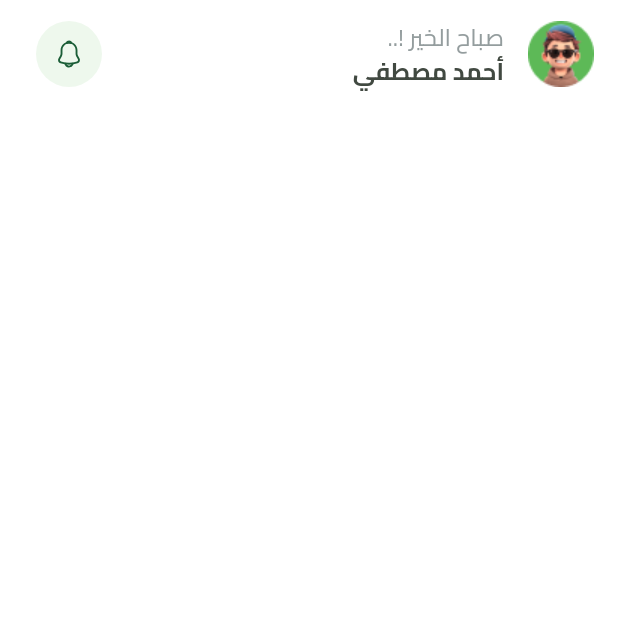
After one commit to walidhussein20/FruitHub, a Flutter app: the HomeView screen opened by its route, on a phone screen of 412 x 824 dp, the top half of it. The commit adds this screen. Run offline on Flutter 3.47's test engine with Material 3 defaults, Android fonts, the phone set to English and light mode, and no system bars; our stand-ins replace bloc, cloud_firestore, dartz, dots_indicator, firebase_auth, firebase_core and 6 more; missing offline and left inert: flutter_facebook_auth; accounts and stored records are empty.

Commit message:
create Home AppBar

```diff
--- a/lib/core/helper_functions/on_generate_routes.dart
+++ b/lib/core/helper_functions/on_generate_routes.dart
@@ -1,6 +1,7 @@
 import 'package:flutter/material.dart';
 import 'package:fruites_e_commerce/features/auth/presentation/views/signup_view.dart';
 import 'package:fruites_e_commerce/features/auth/presentation/views/signin_view.dart';
+import 'package:fruites_e_commerce/features/home/presentation/views/home_view.dart';
 import 'package:fruites_e_commerce/features/on_boarding/presentation/views/on_boarding_view.dart';
 import 'package:fruites_e_commerce/features/splash/presentation/views/splash_view.dart';
 
@@ -14,6 +15,8 @@ Route<dynamic> onGenerateRoutes(RouteSettings settings) {
       return MaterialPageRoute(builder: (context) => LoginView());
     case SignUpView.routeName:
       return MaterialPageRoute(builder: (context) => SignUpView());
+    case HomeView.routeName:
+      return MaterialPageRoute(builder: (context) => HomeView());
     default:
       return MaterialPageRoute(builder: (context) => Container());
   }
--- a/lib/core/utils/app_images.dart
+++ b/lib/core/utils/app_images.dart
@@ -26,6 +26,10 @@ class Assets {
   /// assets/images/logo.svg
   static const String imagesLogo = "assets/images/logo.svg";
 
+  /// Assets for imagesNotification
+  /// assets/images/notification.svg
+  static const String imagesNotification = "assets/images/notification.svg";
+
   /// Assets for imagesPageVeiw2BackGroundImage
   /// assets/images/page_veiw2_back_ground_image.svg
   static const String imagesPageVeiw2BackGroundImage = "assets/images/page_veiw2_back_ground_image.svg";
@@ -46,6 +50,10 @@ class Assets {
   /// assets/images/plant.svg
   static const String imagesPlant = "assets/images/plant.svg";
 
+  /// Assets for imagesProfileImage
+  /// assets/images/profile_image.png
+  static const String imagesProfileImage = "assets/images/profile_image.png";
+
   /// Assets for imagesSplashButtom
   /// assets/images/splash_buttom.svg
   static const String imagesSplashButtom = "assets/images/splash_buttom.svg";
--- a/lib/core/widgets/custom_app_bar.dart
+++ b/lib/core/widgets/custom_app_bar.dart
@@ -1,7 +1,7 @@
 import 'package:flutter/material.dart';
 import 'package:fruites_e_commerce/core/utils/app_text_styles.dart';
 
-AppBar buildAppBar(context, {required String title}) {
+AppBar buildAppBar(context, {required String title, IconData? icon}) {
   return AppBar(
     backgroundColor: Colors.white,
     centerTitle: true,
@@ -17,5 +17,11 @@ AppBar buildAppBar(context, {required String title}) {
       title,
       style: TextStyles.bold19,
     ),
+    actions: [
+      IconButton(
+        icon: Icon(icon),
+        onPressed: () {},
+      )
+    ],
   );
 }
--- a/lib/features/auth/presentation/views/widgets/signin_view_body_bloc_consumer.dart
+++ b/lib/features/auth/presentation/views/widgets/signin_view_body_bloc_consumer.dart
@@ -4,6 +4,7 @@ import 'package:fruites_e_commerce/core/helper_functions/build_error_bar.dart';
 import 'package:fruites_e_commerce/features/auth/presentation/cubits/signin_cubit/signin_cubit.dart';
 import 'package:fruites_e_commerce/features/auth/presentation/cubits/signin_cubit/signin_state.dart';
 import 'package:fruites_e_commerce/features/auth/presentation/views/widgets/signin_view_body.dart';
+import 'package:fruites_e_commerce/features/home/presentation/views/home_view.dart';
 import 'package:modal_progress_hud_nsn/modal_progress_hud_nsn.dart';
 
 class LoginViewBodyBlocConsumer extends StatelessWidget {
@@ -15,7 +16,9 @@ class LoginViewBodyBlocConsumer extends StatelessWidget {
   Widget build(BuildContext context) {
     return BlocConsumer<SigninCubit, SigninState>(
       listener: (context, state) {
-        if (state is SigninSuccess) {}
+        if (state is SigninSuccess) {
+          Navigator.pushNamed(context, HomeView.routeName);
+        }
         if (state is SigninFailure) {
           buildErrorBar(context, state.message);
         }
--- a/lib/features/auth/presentation/views/widgets/signup_view_body_bloc_consumer.dart
+++ b/lib/features/auth/presentation/views/widgets/signup_view_body_bloc_consumer.dart
@@ -14,7 +14,9 @@ class SignUpViewBodyBlocConsumer extends StatelessWidget {
   Widget build(BuildContext context) {
     return BlocConsumer<SignupCubit, SignupState>(
       listener: (context, state) {
-        if (state is SignupSuccess) {}
+        if (state is SignupSuccess) {
+          Navigator.pop(context);
+        }
         if (state is SignupFailure) {
           buildErrorBar(context, state.message);
         }
--- /dev/null
+++ b/lib/features/home/presentation/views/home_view.dart
@@ -0,0 +1,16 @@
+import 'package:flutter/material.dart';
+
+import 'package:fruites_e_commerce/features/home/presentation/views/widgets/home_view_body.dart';
+
+class HomeView extends StatelessWidget {
+  const HomeView({super.key});
+  static const routeName = 'home';
+  @override
+  Widget build(BuildContext context) {
+    return Scaffold(
+      body: SafeArea(
+        child: HomeViewBody(),
+      ),
+    );
+  }
+}
--- /dev/null
+++ b/lib/features/home/presentation/views/widgets/custom_home_app_bar.dart
@@ -0,0 +1,35 @@
+import 'package:flutter/material.dart';
+import 'package:flutter_svg/svg.dart';
+import 'package:fruites_e_commerce/core/utils/app_images.dart';
+import 'package:fruites_e_commerce/core/utils/app_text_styles.dart';
+
+class CustomHomeAppBar extends StatelessWidget {
+  const CustomHomeAppBar({
+    super.key,
+  });
+
+  @override
+  Widget build(BuildContext context) {
+    return ListTile(
+      trailing: Container(
+        padding: EdgeInsets.all(12),
+        decoration: ShapeDecoration(
+          shape: OvalBorder(),
+          color: Color(0xffEEF8ED),
+        ),
+        child: SvgPicture.asset(Assets.imagesNotification),
+      ),
+      title: Text(
+        'صباح الخير !..',
+        style: TextStyles.regular16.copyWith(
+          color: Color(0xff949D9E),
+        ),
+      ),
+      subtitle: Text(
+        'أحمد مصطفي',
+        style: TextStyles.bold16,
+      ),
+      leading: Image.asset(Assets.imagesProfileImage),
+    );
+  }
+}
--- /dev/null
+++ b/lib/features/home/presentation/views/widgets/home_view_body.dart
@@ -0,0 +1,18 @@
+import 'package:flutter/material.dart';
+
+import 'package:fruites_e_commerce/features/home/presentation/views/widgets/custom_home_app_bar.dart';
+
+class HomeViewBody extends StatelessWidget {
+  const HomeViewBody({super.key});
+
+  @override
+  Widget build(BuildContext context) {
+    return CustomScrollView(
+      slivers: [
+        SliverToBoxAdapter(
+          child: CustomHomeAppBar(),
+        ),
+      ],
+    );
+  }
+}
```
Also changed, not shown: assets/images/notification.svg (added), assets/images/profile_image.png (added).
